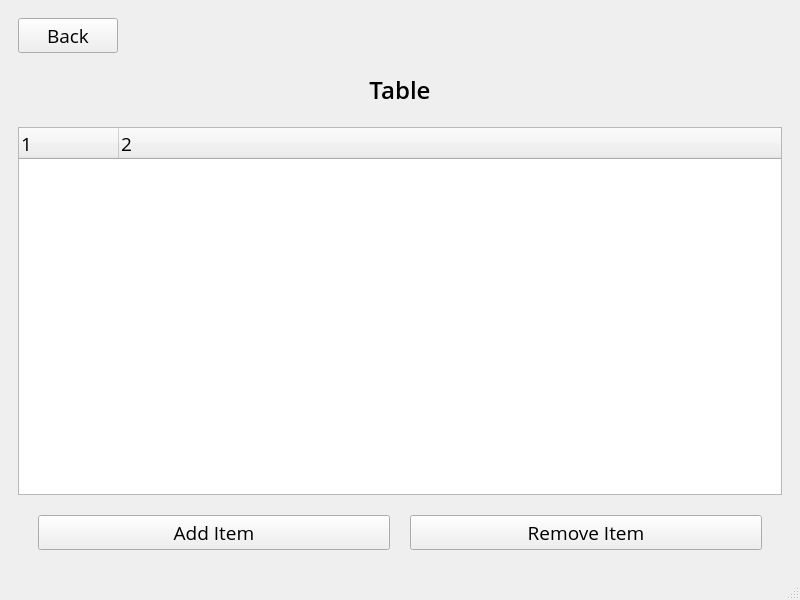
Qt form mainwindow.ui (omarbassam88/RestaurantApp) before a commit.
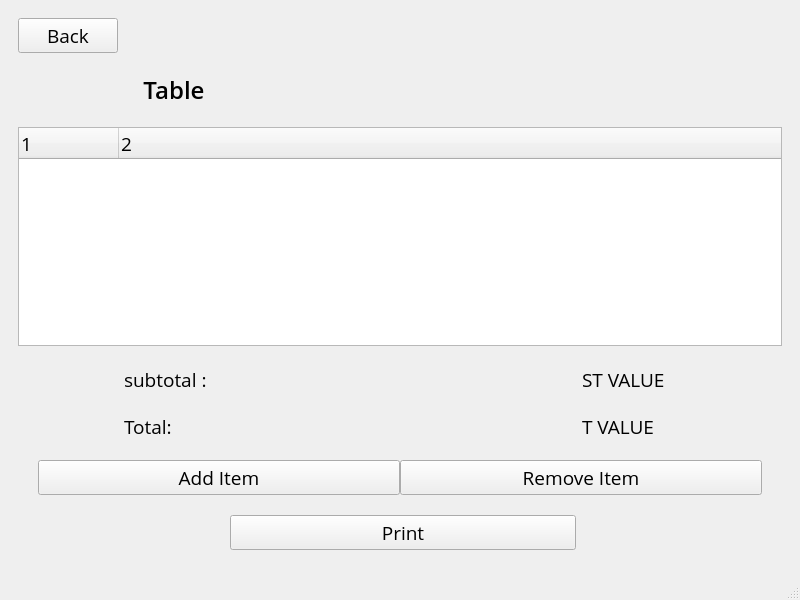
The same form after that commit. The open tabs and pages were chosen to show the change.

The edit to the form file:
```diff
--- a/mainwindow.ui
+++ b/mainwindow.ui
@@ -253,7 +253,89 @@
         <property name="verticalSpacing">
          <number>20</number>
         </property>
-        <item row="1" column="0">
+        <item row="6" column="1">
+         <widget class="QLabel" name="label_4">
+          <property name="maximumSize">
+           <size>
+            <width>100</width>
+            <height>16777215</height>
+           </size>
+          </property>
+          <property name="text">
+           <string>Total: </string>
+          </property>
+         </widget>
+        </item>
+        <item row="5" column="3">
+         <widget class="QLabel" name="SubTotalLabelValue">
+          <property name="maximumSize">
+           <size>
+            <width>200</width>
+            <height>16777215</height>
+           </size>
+          </property>
+          <property name="text">
+           <string>ST VALUE</string>
+          </property>
+         </widget>
+        </item>
+        <item row="0" column="0">
+         <widget class="QPushButton" name="BackButton_2">
+          <property name="maximumSize">
+           <size>
+            <width>100</width>
+            <height>16777215</height>
+           </size>
+          </property>
+          <property name="text">
+           <string>Back</string>
+          </property>
+         </widget>
+        </item>
+        <item row="3" column="0" colspan="4">
+         <widget class="QTreeWidget" name="tableReceiptItemsList">
+          <property name="columnCount">
+           <number>2</number>
+          </property>
+          <column>
+           <property name="text">
+            <string notr="true">1</string>
+           </property>
+          </column>
+          <column>
+           <property name="text">
+            <string notr="true">2</string>
+           </property>
+          </column>
+         </widget>
+        </item>
+        <item row="5" column="1">
+         <widget class="QLabel" name="label_3">
+          <property name="maximumSize">
+           <size>
+            <width>100</width>
+            <height>16777215</height>
+           </size>
+          </property>
+          <property name="text">
+           <string>subtotal :</string>
+          </property>
+         </widget>
+        </item>
+        <item row="6" column="3">
+         <widget class="QLabel" name="TotalLabelValue">
+          <property name="maximumSize">
+           <size>
+            <width>200</width>
+            <height>16777215</height>
+           </size>
+          </property>
+          <property name="text">
+           <string>T VALUE</string>
+          </property>
+         </widget>
+        </item>
+        <item row="1" column="1">
          <widget class="QLabel" name="TablePageLabel">
           <property name="maximumSize">
            <size>
@@ -275,24 +357,8 @@
           </property>
          </widget>
         </item>
-        <item row="0" column="0">
-         <widget class="QPushButton" name="BackButton_2">
-          <property name="maximumSize">
-           <size>
-            <width>100</width>
-            <height>16777215</height>
-           </size>
-          </property>
-          <property name="text">
-           <string>Back</string>
-          </property>
-         </widget>
-        </item>
-        <item row="7" column="0" rowspan="2">
+        <item row="10" column="0" rowspan="2" colspan="4">
          <layout class="QHBoxLayout" name="horizontalLayout">
-          <property name="spacing">
-           <number>20</number>
-          </property>
           <property name="leftMargin">
            <number>20</number>
           </property>
@@ -315,21 +381,17 @@
           </item>
          </layout>
         </item>
-        <item row="2" column="0">
-         <widget class="QTreeWidget" name="tableReceiptItemsList">
-          <property name="columnCount">
-           <number>2</number>
+        <item row="12" column="2">
+         <widget class="QPushButton" name="PrintReceiptButton">
+          <property name="maximumSize">
+           <size>
+            <width>500</width>
+            <height>16777215</height>
+           </size>
           </property>
-          <column>
-           <property name="text">
-            <string notr="true">1</string>
-           </property>
-          </column>
-          <column>
-           <property name="text">
-            <string notr="true">2</string>
-           </property>
-          </column>
+          <property name="text">
+           <string>Print</string>
+          </property>
          </widget>
         </item>
        </layout>
```
Left out of the diff: 2 changed lines with no effect on the pictures.
